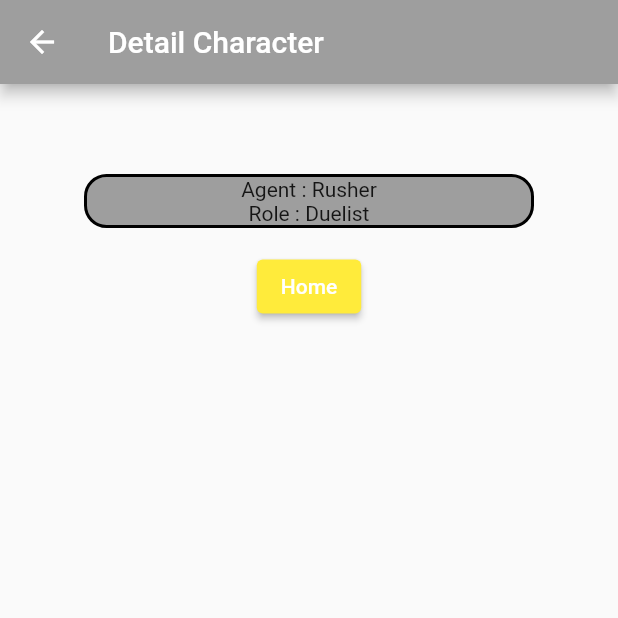
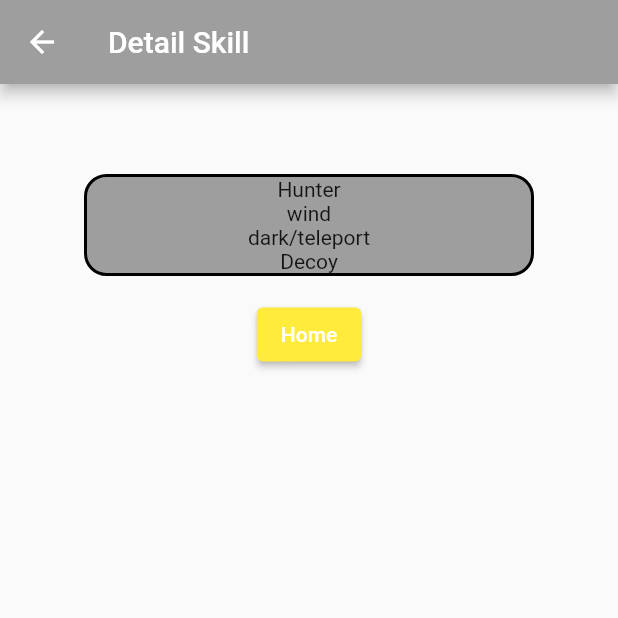
Before and after one commit to teh2daunExe/posttest5_M.Fahreza_1915016131, a Flutter app: the detailPage screen opened directly, on a phone screen of 412 x 824 dp, the top half of it. Run offline on Flutter 3.47's test engine with Material 2 defaults, Android fonts, the phone set to English and light mode, and no system bars.

Commit message:
posttest 5 m.fahreza 1915016131

```diff
--- a/lib/detailPage.dart
+++ b/lib/detailPage.dart
@@ -7,7 +7,7 @@ class detailPage extends StatelessWidget {
   Widget build(BuildContext context) {
     return Scaffold(
       appBar: AppBar(
-        title: Text("Detail Character"),
+        title: Text("Detail Skill"),
         backgroundColor: Colors.grey,
       ),
       body: ListView(
@@ -25,10 +25,16 @@ class detailPage extends StatelessWidget {
                 child: Column(
                   children: [
                     Text(
-                      "Agent : Rusher",
+                      "Hunter",
                     ),
                     Text(
-                      "Role : Duelist",
+                      "wind",
+                    ),
+                    Text(
+                      "dark/teleport",
+                    ),
+                    Text(
+                      "Decoy",
                     ),
                   ],
                 ),
--- a/lib/mainPage.dart
+++ b/lib/mainPage.dart
@@ -7,7 +7,7 @@ class mainPage extends StatelessWidget {
   Widget build(BuildContext context) {
     return Scaffold(
       appBar: AppBar(
-        title: Text("Detail Character - Agent"),
+        title: Text("Detail Role - Agent"),
         backgroundColor: Colors.grey,
       ),
       body: ListView(
@@ -25,16 +25,16 @@ class mainPage extends StatelessWidget {
                 child: Column(
                   children: [
                     Text(
-                      "Agent : Valorant",
+                      "Duelist",
                     ),
                     Text(
-                      "Nama : Jett",
+                      "Initiator",
                     ),
                     Text(
-                      "Skill : Rusher",
+                      "Sentinel",
                     ),
                     Text(
-                      "Role : Duelist",
+                      "Smoker",
                     ),
                   ],
                 ),
```
Also changed, not shown: lib/main.dart (+5 -9 lines).
